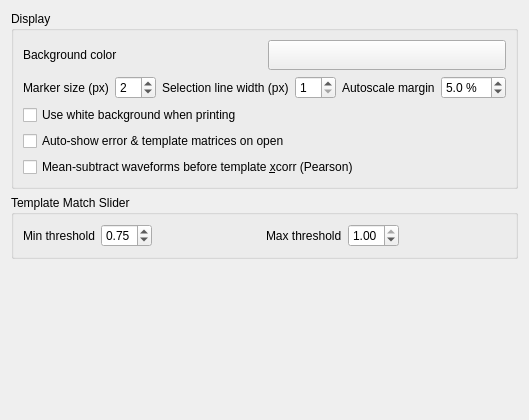
Old version of the form src/klusters/src/prefdisplaylayout.ui in the repository Gravios/neurosuite-3.
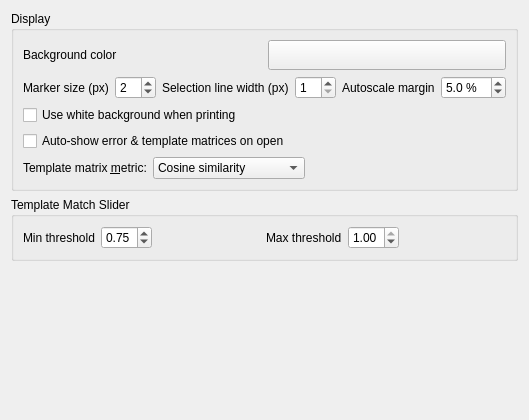
New version of the form. Custom widgets are drawn as their Qt base class.

Commit message: feat(klusters): add Raw (non-normalised) xcorr as a third template-matrix metric

Patch:
```diff
--- a/src/klusters/src/prefdisplaylayout.ui
+++ b/src/klusters/src/prefdisplaylayout.ui
@@ -208,14 +208,53 @@
        </widget>
       </item>
       <item row="4" column="0">
-       <widget class="QCheckBox" name="templateXcorrPearsonCheckBox">
-        <property name="text">
-         <string>Mean-subtract waveforms before template &amp;xcorr (Pearson)</string>
-        </property>
-        <property name="toolTip">
-         <string>When checked, each cluster mean waveform has its overlap-window mean removed before the normalised cross-correlation, so the Template Matrix (and auto-merge) measure shape correlation (Pearson) instead of cosine similarity.  Removes sensitivity to a shared DC offset between templates.  Off by default (plain cosine).</string>
-        </property>
-       </widget>
+       <layout class="QHBoxLayout" name="templateXcorrMetricLayout">
+        <item>
+         <widget class="QLabel" name="templateXcorrMetricLabel">
+          <property name="text">
+           <string>Template matrix &amp;metric:</string>
+          </property>
+          <property name="buddy">
+           <cstring>templateXcorrMetricComboBox</cstring>
+          </property>
+         </widget>
+        </item>
+        <item>
+         <widget class="QComboBox" name="templateXcorrMetricComboBox">
+          <property name="toolTip">
+           <string>Similarity metric for the Template Matrix cells.  Cosine: peak normalised cross-correlation between cluster mean waveforms.  Pearson: removes each waveform's overlap-window mean first (shape correlation, insensitive to a shared DC offset).  Raw: non-normalised cross-correlation, amplitude-weighted, globally scaled so the strongest pair reads 1.0.  The per-spike pair xcorr and auto-merge always use cosine/Pearson (never raw), since their thresholds need a bounded [0,1] score.</string>
+          </property>
+          <item>
+           <property name="text">
+            <string>Cosine similarity</string>
+           </property>
+          </item>
+          <item>
+           <property name="text">
+            <string>Pearson correlation</string>
+           </property>
+          </item>
+          <item>
+           <property name="text">
+            <string>Raw (non-normalised)</string>
+           </property>
+          </item>
+         </widget>
+        </item>
+        <item>
+         <spacer name="templateXcorrMetricSpacer">
+          <property name="orientation">
+           <enum>Qt::Horizontal</enum>
+          </property>
+          <property name="sizeHint" stdset="0">
+           <size>
+            <width>40</width>
+            <height>20</height>
+           </size>
+          </property>
+         </spacer>
+        </item>
+       </layout>
       </item>
      </layout>
     </widget>
```
The commit also changes 9 other files.
